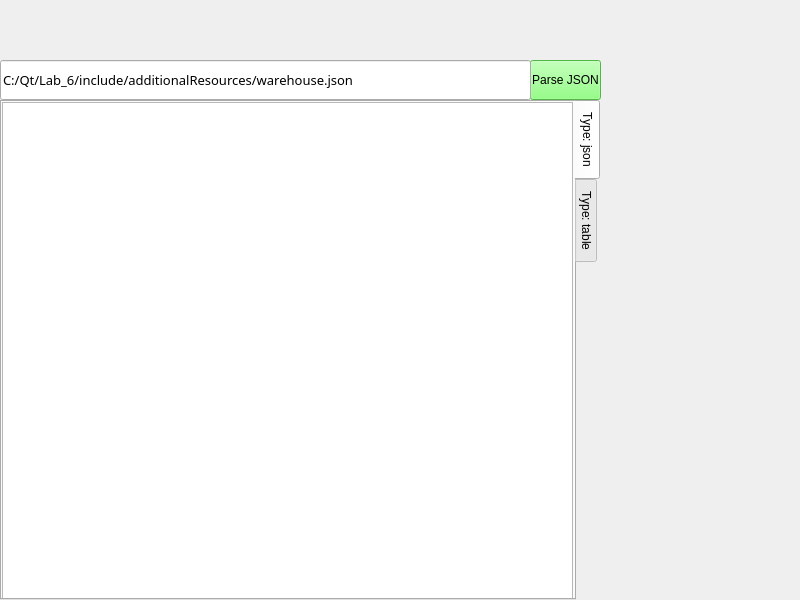
Above: warehouse_window.ui from Gunlin078/Lab_6 before the change. Below: the same form after it.
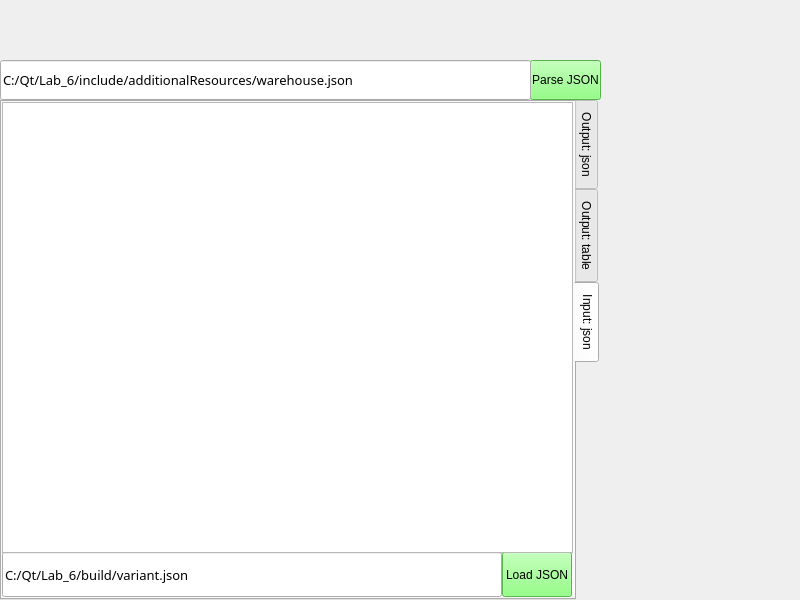
That is the form after the change. The open tabs and pages were chosen to show the change.

Commit message: Теперь может записывать в новый json

What changed in the file:
```diff
--- a/warehouse_window.ui
+++ b/warehouse_window.ui
@@ -92,7 +92,7 @@
     </property>
     <widget class="QWidget" name="type_json">
      <attribute name="title">
-      <string>Type: json</string>
+      <string>Output: json</string>
      </attribute>
      <widget class="QTextEdit" name="Output_TE">
       <property name="enabled">
@@ -122,7 +122,7 @@
     </widget>
     <widget class="QWidget" name="type_table">
      <attribute name="title">
-      <string>Type: table</string>
+      <string>Output: table</string>
      </attribute>
      <widget class="QTableWidget" name="Output_TableW">
       <property name="geometry">
@@ -135,6 +135,67 @@
       </property>
      </widget>
     </widget>
+    <widget class="QWidget" name="JSON_Input">
+     <attribute name="title">
+      <string>Input: json</string>
+     </attribute>
+     <widget class="QLineEdit" name="WritingPath_LE">
+      <property name="geometry">
+       <rect>
+        <x>0</x>
+        <y>450</y>
+        <width>500</width>
+        <height>45</height>
+       </rect>
+      </property>
+      <property name="font">
+       <font>
+        <family>Monocraft</family>
+        <pointsize>10</pointsize>
+        <italic>false</italic>
+        <bold>false</bold>
+        <stylestrategy>PreferDefault</stylestrategy>
+       </font>
+      </property>
+      <property name="styleSheet">
+       <string notr="true">border-color: rgb(0, 0, 0);</string>
+      </property>
+      <property name="text">
+       <string>C:/Qt/Lab_6/build/variant.json</string>
+      </property>
+      <property name="placeholderText">
+       <string>Введите путь читаемого json</string>
+      </property>
+     </widget>
+     <widget class="QPushButton" name="Load_PB">
+      <property name="geometry">
+       <rect>
+        <x>500</x>
+        <y>450</y>
+        <width>70</width>
+        <height>45</height>
+       </rect>
+      </property>
+      <property name="styleSheet">
+       <string notr="true">border-color: rgb(0, 0, 0);
+color: rgb(0, 0, 0);
+background-color: rgb(115, 255, 99);</string>
+      </property>
+      <property name="text">
+       <string>Load JSON</string>
+      </property>
+     </widget>
+     <widget class="QTextEdit" name="Input_TE">
+      <property name="geometry">
+       <rect>
+        <x>0</x>
+        <y>0</y>
+        <width>571</width>
+        <height>451</height>
+       </rect>
+      </property>
+     </widget>
+    </widget>
    </widget>
    <zorder>Enter_PB</zorder>
    <zorder>Output_TabW</zorder>
```
Left out of the diff: 8 changed lines with no effect on the pictures. The commit also changes 2 other files.
